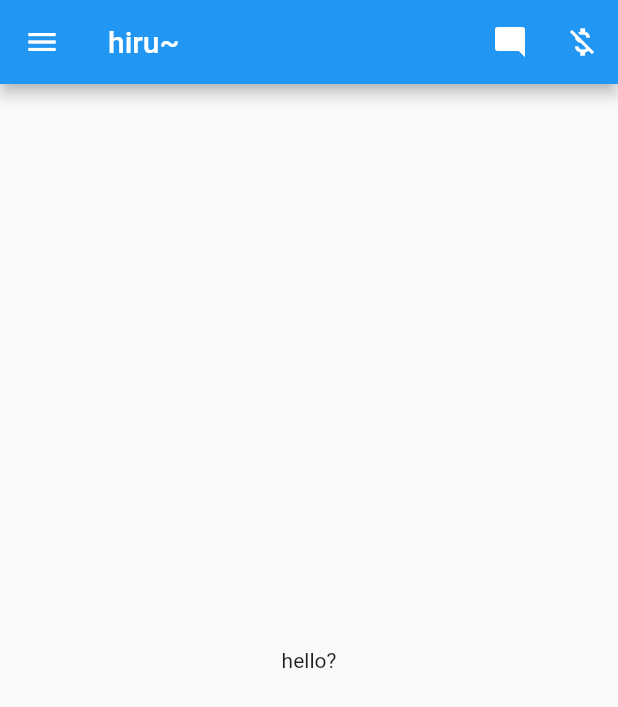
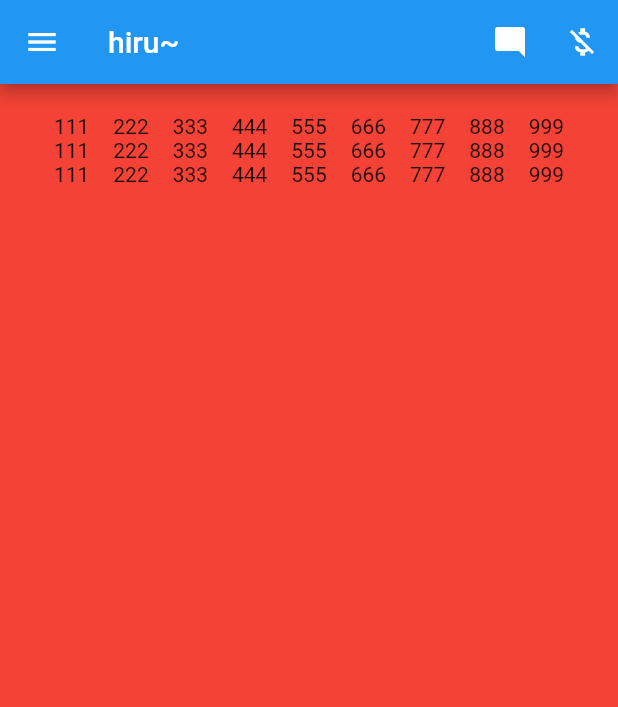
Before and after one commit to leechis7/ff, a Flutter app: the screen it shows after launch, on a phone screen of 412 x 824 dp. Shown: the top 707 px of the screen. Run offline on Flutter 3.47's test engine with Material 2 defaults, Android fonts, the phone set to English and light mode, and no system bars.

Commit message:
2. 기본 레이아웃 정렬해보기

```diff
--- a/lib/main.dart
+++ b/lib/main.dart
@@ -7,8 +7,11 @@ void main() {
 class MyApp extends StatelessWidget {
   @override
   Widget build(BuildContext context) {
-    return MaterialApp(
-        home: Scaffold(
+    return MaterialApp(home: home());
+  }
+
+  Widget home() {
+    return Scaffold(
         appBar: AppBar(
             leading: Icon(Icons.menu),
             title: Text('hiru~'),
@@ -19,11 +22,44 @@ class MyApp extends StatelessWidget {
                     print('눌렀어');
                   }),
               IconButton(
-                      icon: Icon(Icons.money_off),
-                      onPressed: () => print('애로우!'))
+                  icon: Icon(Icons.money_off), onPressed: () => print('애로우!'))
             ]),
-            body: Center(
-              child: Text('hello?'),
-            )));
+        body: body()
+    );
+  }
+
+  Widget body() {
+    return Container(
+      padding: EdgeInsets.all(20),
+      decoration: BoxDecoration(
+        color: Colors.red,
+      ),
+      child: cols()
+    );
+  }
+
+  Widget cols() {
+    return Column(
+      children: [
+        rows(), rows(), rows()
+      ],
+    );
+  }
+
+  Widget rows() {
+    return Row(
+      mainAxisAlignment: MainAxisAlignment.spaceEvenly,
+      children: [
+        Text('111'),
+        Text('222'),
+        Text('333'),
+        Text('444'),
+        Text('555'),
+        Text('666'),
+        Text('777'),
+        Text('888'),
+        Text('999'),
+      ],
+    );
   }
 }
```
Lines whose indentation alone changed are shown as unchanged.
